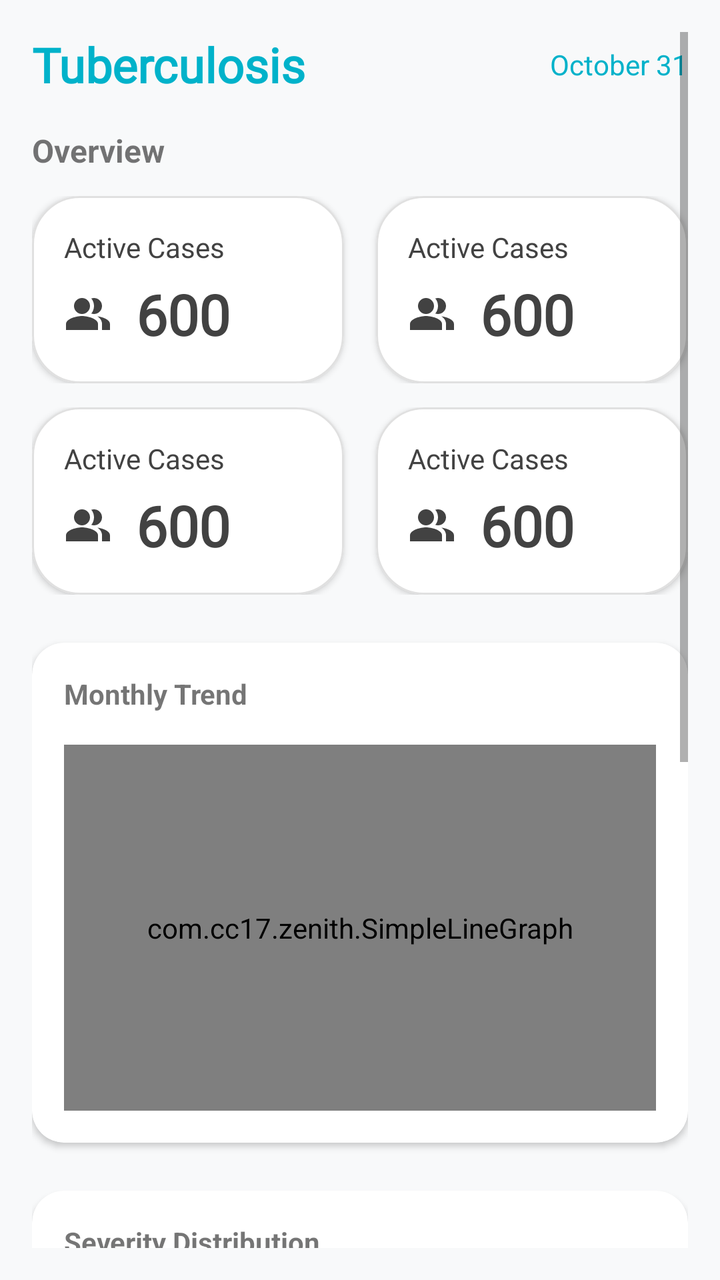
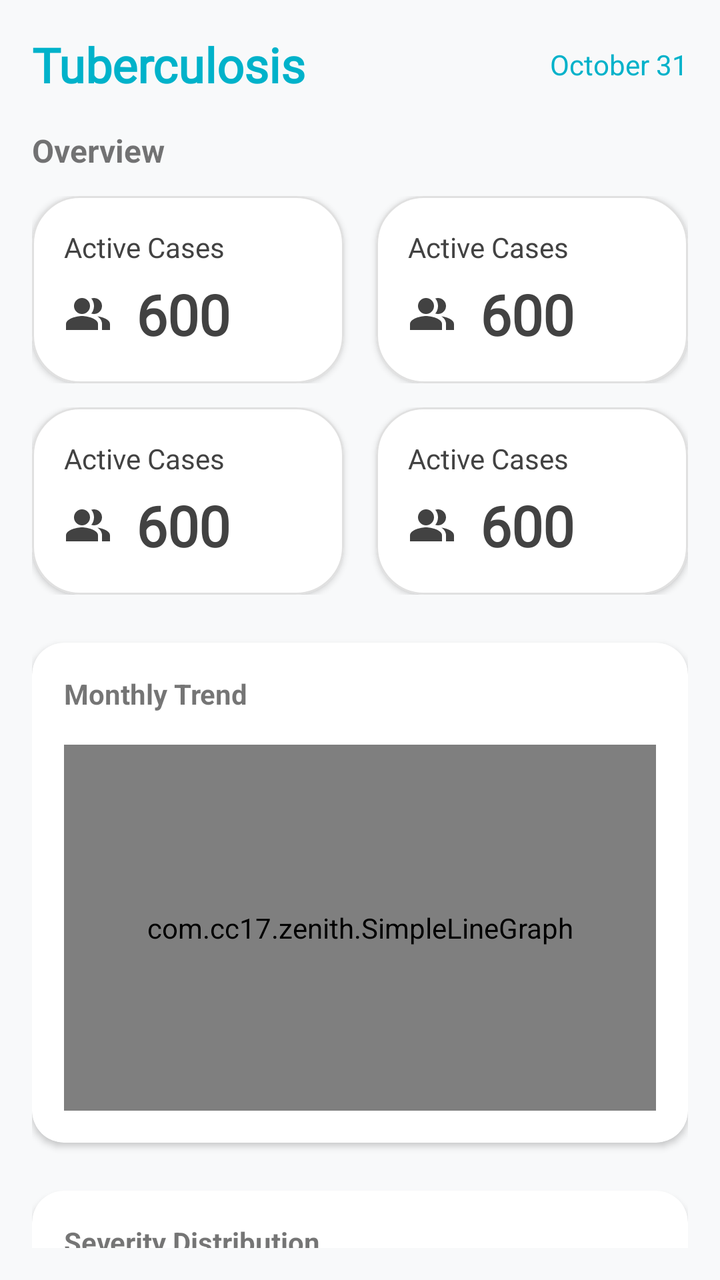

An Android layout rendered at two revisions. The XML below is the earlier revision; the diff shows what the commit changed to produce the second picture.
<!-- AndroidManifest.xml: application theme Theme.Zenith -->
<!-- res/layout/fragment_disease_info.xml -->
<?xml version="1.0" encoding="utf-8"?>
<ScrollView xmlns:android="http://schemas.android.com/apk/res/android"
    xmlns:app="http://schemas.android.com/apk/res-auto"
    android:layout_width="match_parent"
    android:layout_height="match_parent"
    android:background="#F8F9FA"
    android:padding="16dp">

    <LinearLayout
        android:layout_width="match_parent"
        android:layout_height="wrap_content"
        android:orientation="vertical">

        
        <LinearLayout
            android:layout_width="match_parent"
            android:layout_height="wrap_content"
            android:orientation="horizontal"
            android:gravity="center_vertical"
            android:layout_marginBottom="16dp">

            <TextView
                android:id="@+id/tvDetailTitle"
                android:layout_width="0dp"
                android:layout_height="wrap_content"
                android:layout_weight="1"
                android:text="Tuberculosis"
                android:fontFamily="@font/inter"
                android:textStyle="bold"
                android:textSize="24sp"
                android:textColor="@color/moonstone"/>

            <TextView
                android:id="@+id/tvDetailDate"
                android:layout_width="wrap_content"
                android:layout_height="wrap_content"
                android:text="October 31"
                android:textColor="@color/moonstone"/>
        </LinearLayout>

        <TextView
            android:text="Overview"
            android:layout_width="wrap_content"
            android:textStyle="bold"
            android:textSize="16sp"
            android:layout_marginBottom="12dp"
            android:layout_height="wrap_content" />

        
        <LinearLayout
            android:layout_width="match_parent"
            android:layout_height="wrap_content"
            android:orientation="horizontal"
            android:layout_marginBottom="12dp">

            
            <include layout="@layout/item_stat_box"
                android:id="@+id/statActive"
                android:layout_width="0dp"
                android:layout_height="wrap_content"
                android:layout_weight="1"
                android:layout_marginEnd="8dp"/>

            
            <include layout="@layout/item_stat_box"
                android:id="@+id/statNew"
                android:layout_width="0dp"
                android:layout_height="wrap_content"
                android:layout_weight="1"
                android:layout_marginStart="8dp"/>
        </LinearLayout>

        <LinearLayout
            android:layout_width="match_parent"
            android:layout_height="wrap_content"
            android:orientation="horizontal"
            android:layout_marginBottom="24dp">

            
            <include layout="@layout/item_stat_box"
                android:id="@+id/statTotal"
                android:layout_width="0dp"
                android:layout_height="wrap_content"
                android:layout_weight="1"
                android:layout_marginEnd="8dp"/>

            
            <include layout="@layout/item_stat_box"
                android:id="@+id/statRate"
                android:layout_width="0dp"
                android:layout_height="wrap_content"
                android:layout_weight="1"
                android:layout_marginStart="8dp"/>
        </LinearLayout>


        
        <com.google.android.material.card.MaterialCardView
            android:layout_width="match_parent"
            android:layout_height="250dp"
            app:cardCornerRadius="16dp"
            app:cardElevation="2dp"
            app:cardBackgroundColor="#FFFFFF"
            android:layout_marginBottom="24dp">

            <LinearLayout
                android:layout_width="match_parent"
                android:layout_height="match_parent"
                android:padding="16dp"
                android:orientation="vertical">

                <TextView
                    android:text="Monthly Trend"
                    android:textStyle="bold"
                    android:layout_marginBottom="16dp"
                    android:layout_width="wrap_content"
                    android:layout_height="wrap_content"/>

                
                <com.cc17.zenith.SimpleLineGraph
                    android:id="@+id/graphTrend"
                    android:layout_width="match_parent"
                    android:layout_height="match_parent"/>
            </LinearLayout>
        </com.google.android.material.card.MaterialCardView>

        
        <com.google.android.material.card.MaterialCardView
            android:layout_width="match_parent"
            android:layout_height="200dp"
            app:cardCornerRadius="16dp"
            app:cardElevation="2dp"
            app:cardBackgroundColor="#FFFFFF"
            android:layout_marginBottom="24dp">

            <LinearLayout
                android:layout_width="match_parent"
                android:layout_height="match_parent"
                android:padding="16dp"
                android:orientation="vertical">

                <TextView
                    android:text="Severity Distribution"
                    android:textStyle="bold"
                    android:layout_marginBottom="8dp"
                    android:layout_width="wrap_content"
                    android:layout_height="wrap_content"/>

                
                <com.cc17.zenith.SimpleBarGraph
                    android:id="@+id/graphSeverity"
                    android:layout_width="match_parent"
                    android:layout_height="match_parent"/>
            </LinearLayout>
        </com.google.android.material.card.MaterialCardView>

        
        <LinearLayout
            android:layout_width="match_parent"
            android:layout_height="wrap_content"
            android:orientation="horizontal"
            android:layout_marginBottom="16dp">

            <com.google.android.material.button.MaterialButton
                android:id="@+id/btnDesc"
                android:textSize="12sp"
                android:layout_width="0dp"
                android:layout_weight="1"
                android:layout_height="50dp"
                android:text="Description"
                app:cornerRadius="12dp"
                android:layout_marginEnd="4dp"
                android:textAllCaps="false"
                android:backgroundTint="@color/coral"/>

            <com.google.android.material.button.MaterialButton
                android:id="@+id/btnSymp"
                android:textSize="12sp"
                android:layout_width="0dp"
                android:layout_weight="1"
                android:layout_height="50dp"
                android:text="Symptoms"
                app:cornerRadius="12dp"
                android:layout_marginEnd="4dp"
                android:layout_marginStart="4dp"
                android:textColor="@color/moonstone"
                android:textAllCaps="false"
                android:backgroundTint="@color/cream"/>

            <com.google.android.material.button.MaterialButton
                android:id="@+id/btnMeds"
                android:layout_width="0dp"
                android:layout_weight="1"
                android:layout_height="50dp"
                android:text="Medication"
                android:textSize="12sp"
                app:cornerRadius="12dp"
                android:layout_marginStart="4dp"
                android:textColor="@color/moonstone"
                android:textAllCaps="false"
                android:backgroundTint="@color/cream"/>

        </LinearLayout>

        
        <com.google.android.material.card.MaterialCardView
            android:layout_width="match_parent"
            android:layout_height="wrap_content"
            app:cardCornerRadius="16dp"
            app:cardBackgroundColor="#F0F8F8"
            app:strokeColor="#FFFFFF"
            app:strokeWidth="0dp"
            android:layout_marginBottom="120dp">

            <TextView
                android:id="@+id/tvInfoContent"
                android:layout_width="match_parent"
                android:layout_height="wrap_content"
                android:padding="20dp"
                android:textSize="15sp"
                android:lineSpacingMultiplier="1.3"
                android:textColor="#455A64"
                android:text="Select a tab above to see details."/>
        </com.google.android.material.card.MaterialCardView>

    </LinearLayout>
</ScrollView>
<!-- res/layout/item_stat_box.xml (included above) -->
<?xml version="1.0" encoding="utf-8"?>
<com.google.android.material.card.MaterialCardView xmlns:android="http://schemas.android.com/apk/res/android"
    xmlns:app="http://schemas.android.com/apk/res-auto"
    android:layout_width="match_parent"
    android:layout_height="wrap_content"
    app:cardBackgroundColor="#FFFFFF"
    app:cardCornerRadius="24dp"
    app:cardElevation="2dp"
    app:strokeColor="#E0E0E0"
    app:strokeWidth="1dp">

    <androidx.constraintlayout.widget.ConstraintLayout
        android:layout_width="match_parent"
        android:layout_height="wrap_content"
        android:padding="16dp">

        
        <TextView
            android:id="@+id/tvLabel"
            android:layout_width="wrap_content"
            android:layout_height="wrap_content"
            android:fontFamily="@font/inter"
            android:text="Active Cases"
            android:textColor="#424242"
            android:textSize="14sp"
            android:textStyle="normal"
            app:layout_constraintStart_toStartOf="parent"
            app:layout_constraintTop_toTopOf="parent" />

        
        
        <ImageView
            android:id="@+id/ivIcon"
            android:layout_width="24dp"
            android:layout_height="24dp"
            android:layout_marginTop="12dp"
            android:src="@drawable/ic_people"
            app:tint="@color/text"
            app:layout_constraintStart_toStartOf="parent"
            app:layout_constraintTop_toBottomOf="@+id/tvLabel" />

        
        <TextView
            android:id="@+id/tvValue"
            android:layout_width="wrap_content"
            android:layout_height="wrap_content"
            android:layout_marginStart="12dp"
            android:fontFamily="@font/inter"
            android:text="600"
            android:textColor="@color/text"
            android:textSize="28sp"
            android:textStyle="bold"
            app:layout_constraintBottom_toBottomOf="@+id/ivIcon"
            app:layout_constraintStart_toEndOf="@+id/ivIcon"
            app:layout_constraintTop_toTopOf="@+id/ivIcon" />

    </androidx.constraintlayout.widget.ConstraintLayout>

</com.google.android.material.card.MaterialCardView>
<!-- resources referenced by this layout -->
<resources>
  <color name="coral">#FFFF7B54</color>
  <color name="cream">#FFF0F9F7</color>
  <color name="moonstone">#FF00B2CA</color>
  <color name="text">#FF424242</color>
  <!-- drawable ic_people (drawable) -->
  <vector xmlns:android="http://schemas.android.com/apk/res/android" android:height="24dp" android:tint="#424242" android:viewportHeight="24" android:viewportWidth="24" android:width="24dp">
        
      <path android:fillColor="@android:color/white" android:fillType="evenOdd" android:pathData="M16.67,13.13C18.04,14.06 19,15.32 19,17v3h4v-3C23,14.82 19.43,13.53 16.67,13.13z"/>
        
      <path android:fillColor="@android:color/white" android:fillType="evenOdd" android:pathData="M9,8m-4,0a4,4 0,1 1,8 0a4,4 0,1 1,-8 0"/>
        
      <path android:fillColor="@android:color/white" android:fillType="evenOdd" android:pathData="M15,12c2.21,0 4,-1.79 4,-4c0,-2.21 -1.79,-4 -4,-4c-0.47,0 -0.91,0.1 -1.33,0.24C14.5,5.27 15,6.58 15,8s-0.5,2.73 -1.33,3.76C14.09,11.9 14.53,12 15,12z"/>
        
      <path android:fillColor="@android:color/white" android:fillType="evenOdd" android:pathData="M9,13c-2.67,0 -8,1.34 -8,4v3h16v-3C17,14.34 11.67,13 9,13z"/>
      
  </vector>
  <style name="Theme.Zenith" parent="Theme.MaterialComponents.Light.NoActionBar">
          
          <item name="colorPrimary">@color/moonstone</item>
          <item name="colorPrimaryVariant">@color/caribbean</item>
          <item name="colorOnPrimary">@color/coral</item>
          
          <item name="colorSecondary">@color/coral</item>
          <item name="colorSecondaryVariant">@color/tangerine</item>
          <item name="colorOnSecondary">@color/moonstone</item>
          
          <item name="android:statusBarColor">?attr/colorPrimaryVariant</item>
          
      </style>
  <color name="caribbean">#FF006D77</color>
  <color name="tangerine">#FFFF9576</color>
</resources>

<!-- the commit's change to res/layout/fragment_disease_info.xml (unified diff, before → after) -->
@@ -4,7 +4,8 @@
     android:layout_width="match_parent"
     android:layout_height="match_parent"
     android:background="#F8F9FA"
-    android:padding="16dp">
+    android:padding="16dp"
+    android:scrollbars="none">
 
     <LinearLayout
         android:layout_width="match_parent"
